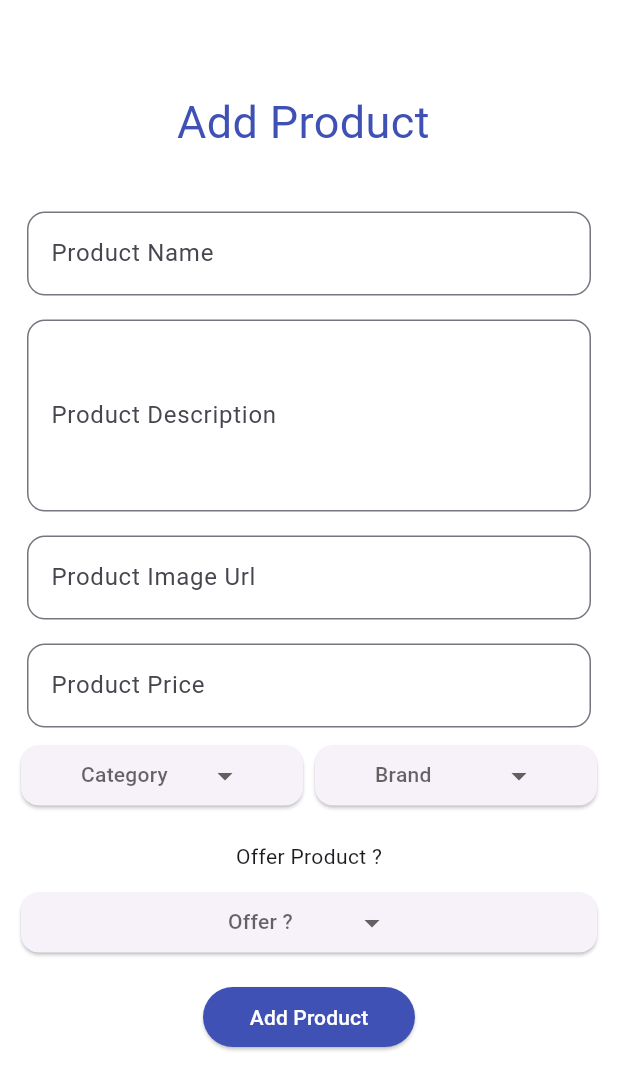
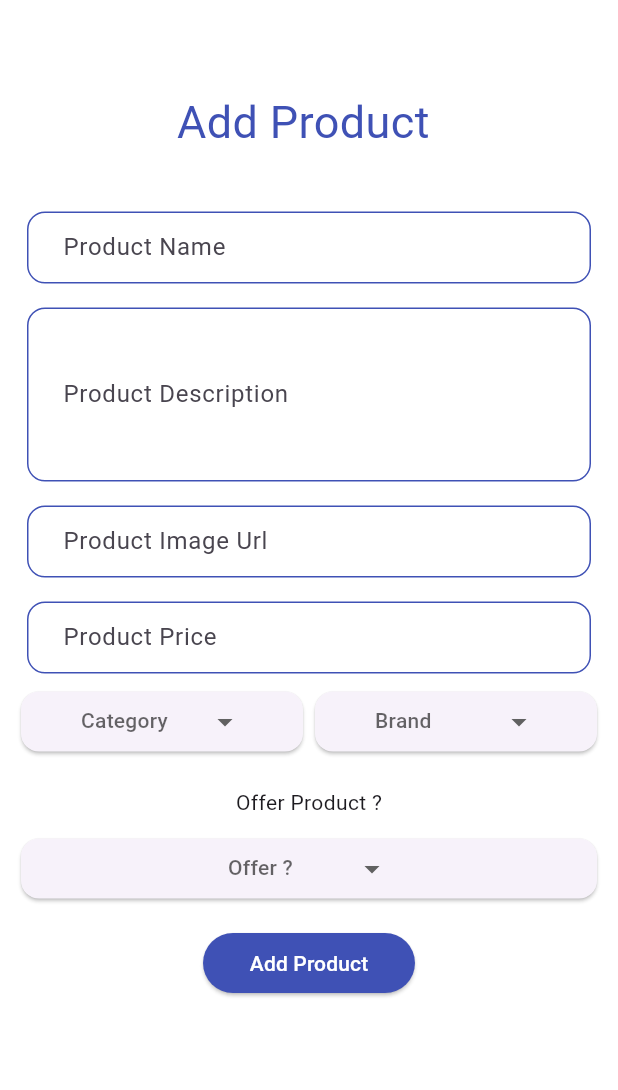
Before and after one commit to AhmedBelal31/Footwear-Store-Admin, a Flutter app: the screen it shows after launch, on a phone screen of 412 x 824 dp. Shown: the top 1090 px of the screen. Run offline on Flutter 3.47's test engine with Material 3 defaults, Android fonts, the phone set to English and light mode, and no system bars; drawn by our look-alikes of dropdown_button2; our stand-ins replace bloc, cloud_firestore, firebase_core, flutter_bloc; accounts and stored records are empty.

Commit message:
Add Validator , Controller And Other Properties To TextField

```diff
--- a/lib/presentation/widgets/add_new_product_widgets/custom_text_field.dart
+++ b/lib/presentation/widgets/add_new_product_widgets/custom_text_field.dart
@@ -1,32 +1,94 @@
 
 import 'package:flutter/material.dart';
+import 'package:footwear_store_admin/styles.dart';
+//
+// class CustomTextField extends StatelessWidget {
+//   final String labelText;
+//
+//   final String hintText;
+//
+//   final int maxLines;
+//
+//   const CustomTextField({
+//     super.key,
+//     required this.labelText,
+//     required this.hintText,
+//     this.maxLines = 1,
+//   });
+//
+//   @override
+//   Widget build(BuildContext context) {
+//     return Padding(
+//       padding: const EdgeInsets.all(8.0),
+//       child: TextField(
+//         maxLines: maxLines,
+//         decoration: InputDecoration(
+//           border: OutlineInputBorder(
+//             borderRadius: BorderRadius.circular(12.0),
+//           ),
+//           label: Text(labelText),
+//           hintText: hintText,
+//         ),
+//       ),
+//     );
+//   }
+// }
+
 
 class CustomTextField extends StatelessWidget {
+  final String hintText;
   final String labelText;
+  final int maxLines;
+  final TextEditingController? controller;
+  final void Function(String)? onFieldSubmitted;
+  final void Function(String)? onChanged;
+  final String? Function(String?)? validator;
+  final bool obscureText;
+  final AutovalidateMode? autovalidateMode;
+  final TextInputType? keyboardType ;
 
-  final String hintText;
-
-  final int maxLines;
-
-  const CustomTextField({
-    super.key,
-    required this.labelText,
-    required this.hintText,
-    this.maxLines = 1,
-  });
+  const CustomTextField(
+      {super.key,
+        required this.hintText,
+        required this.labelText,
+        this.maxLines = 1,
+        this.controller,
+        this.onFieldSubmitted,
+        this.onChanged,
+        this.validator,
+        this.obscureText = false,
+        this.autovalidateMode,
+        this.keyboardType
+      });
 
   @override
   Widget build(BuildContext context) {
     return Padding(
       padding: const EdgeInsets.all(8.0),
-      child: TextField(
+      child: TextFormField(
+        controller: controller,
+        onFieldSubmitted: onFieldSubmitted,
+        onChanged: onChanged,
+        validator: validator,
+        autovalidateMode: autovalidateMode,
+        obscureText: obscureText,
+        keyboardType: keyboardType,
         maxLines: maxLines,
         decoration: InputDecoration(
+          hintText: hintText,
+          labelText: labelText,
+
+          contentPadding:
+          const EdgeInsets.symmetric(vertical: 10, horizontal: 20),
           border: OutlineInputBorder(
             borderRadius: BorderRadius.circular(12.0),
           ),
-          label: Text(labelText),
-          hintText: hintText,
+          focusedBorder: OutlineInputBorder(
+              borderRadius: BorderRadius.circular(12.0),
+              borderSide: const BorderSide(color:  AppStyles.kPrimaryColor, width: 2)),
+          enabledBorder: OutlineInputBorder(
+              borderRadius: BorderRadius.circular(12.0),
+              borderSide: const BorderSide(color: AppStyles.kPrimaryColor, width: 1)),
         ),
       ),
     );
```
